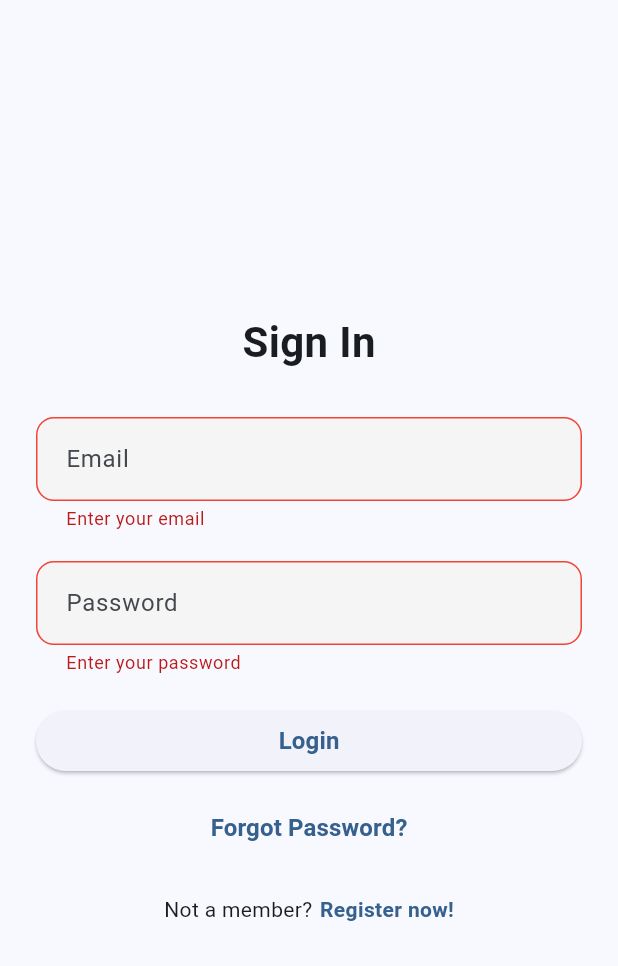
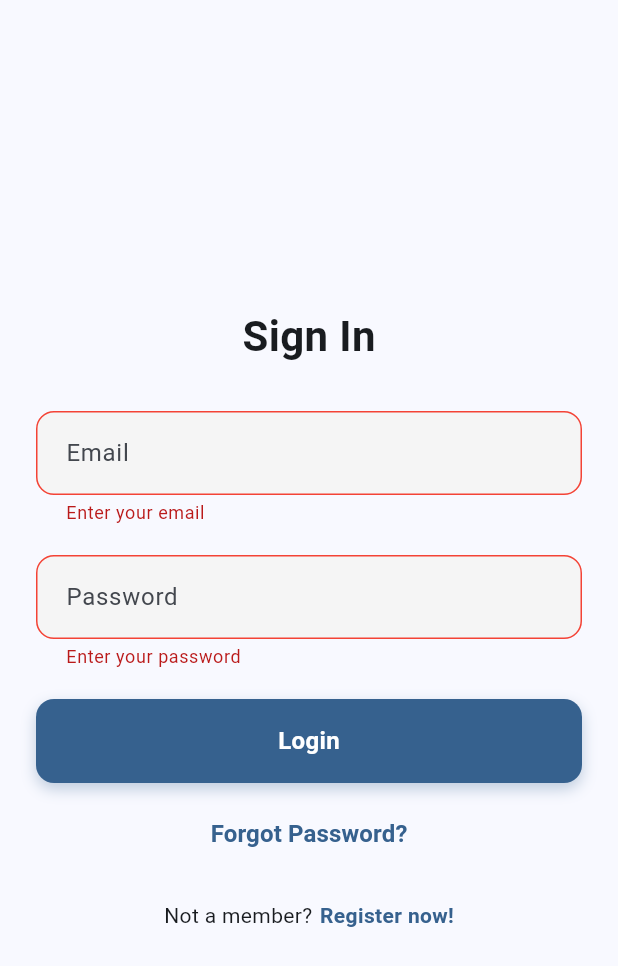
Before and after one commit to abdimannabov/Lab12, a Flutter app: the screen it shows after launch, after a tap on "Login", on a phone screen of 412 x 824 dp. Shown: the top 966 px of the screen. Run offline on Flutter 3.47's test engine with Material 3 defaults, Android fonts, the phone set to English and light mode, and no system bars; our stand-ins replace firebase_auth, firebase_core; accounts and stored records are empty.

Commit message:
Update signin_screen.dart

```diff
--- a/lib/signin_screen.dart
+++ b/lib/signin_screen.dart
@@ -2,6 +2,7 @@ import 'package:firebase_auth/firebase_auth.dart';
 import 'package:flutter/material.dart';
 import 'home_screen.dart';
 import 'reset_password.dart';
+import 'widgets/custom_button.dart';
 
 class SignInScreen extends StatefulWidget {
   final VoidCallback? onTap;
@@ -42,8 +43,9 @@ class _SignInScreenState extends State<SignInScreen> {
         );
       }
     } on FirebaseAuthException catch (e) {
-      ScaffoldMessenger.of(context)
-          .showSnackBar(SnackBar(content: Text(e.message ?? e.code)));
+      ScaffoldMessenger.of(
+        context,
+      ).showSnackBar(SnackBar(content: Text(e.message ?? e.code)));
     } finally {
       if (mounted) setState(() => loading = false);
     }
@@ -59,6 +61,15 @@ class _SignInScreenState extends State<SignInScreen> {
   String? validatePassword(String? value) {
     if (value == null || value.isEmpty) return 'Enter your password';
     if (value.length < 6) return 'Password must be at least 6 characters';
+    if (!value.contains(RegExp(r'[A-Z]')))
+      return 'Password must contain at least one uppercase letter';
+    if (!value.contains(RegExp(r'[a-z]')))
+      return 'Password must contain at least one lowercase letter';
+    if (!value.contains(RegExp(r'[0-9]')))
+      return 'Password must contain at least one number';
+    if (!value.contains(RegExp(r'[!@#\$%^&*(),.?":{}|<>]'))) {
+      return 'Password must contain at least one special character';
+    }
     return null;
   }
 
@@ -73,13 +84,18 @@ class _SignInScreenState extends State<SignInScreen> {
             child: Column(
               mainAxisAlignment: MainAxisAlignment.center,
               children: [
-                const Text("Sign In", style: TextStyle(fontSize: 28, fontWeight: FontWeight.bold)),
+                const Text(
+                  "Sign In",
+                  style: TextStyle(fontSize: 28, fontWeight: FontWeight.bold),
+                ),
                 const SizedBox(height: 30),
                 TextFormField(
                   controller: emailController,
                   decoration: InputDecoration(
                     hintText: "Email",
-                    border: OutlineInputBorder(borderRadius: BorderRadius.circular(12)),
+                    border: OutlineInputBorder(
+                      borderRadius: BorderRadius.circular(12),
+                    ),
                   ),
                   validator: validateEmail,
                 ),
@@ -89,26 +105,26 @@ class _SignInScreenState extends State<SignInScreen> {
                   obscureText: true,
                   decoration: InputDecoration(
                     hintText: "Password",
-                    border: OutlineInputBorder(borderRadius: BorderRadius.circular(12)),
+                    border: OutlineInputBorder(
+                      borderRadius: BorderRadius.circular(12),
+                    ),
                   ),
                   validator: validatePassword,
                 ),
                 const SizedBox(height: 20),
-                loading
-                    ? const CircularProgressIndicator()
-                    : SizedBox(
-                        width: double.infinity,
-                        child: ElevatedButton(
-                          onPressed: signIn,
-                          child: const Text("Login"),
-                        ),
-                      ),
+                CustomButton(
+                  text: "Login",
+                  onPressed: signIn,
+                  isLoading: loading,
+                ),
                 const SizedBox(height: 10),
                 TextButton(
                   onPressed: () {
                     Navigator.push(
                       context,
-                      MaterialPageRoute(builder: (_) => const ResetPasswordScreen()),
+                      MaterialPageRoute(
+                        builder: (_) => const ResetPasswordScreen(),
+                      ),
                     );
                   },
                   child: const Text("Forgot Password?"),
```
